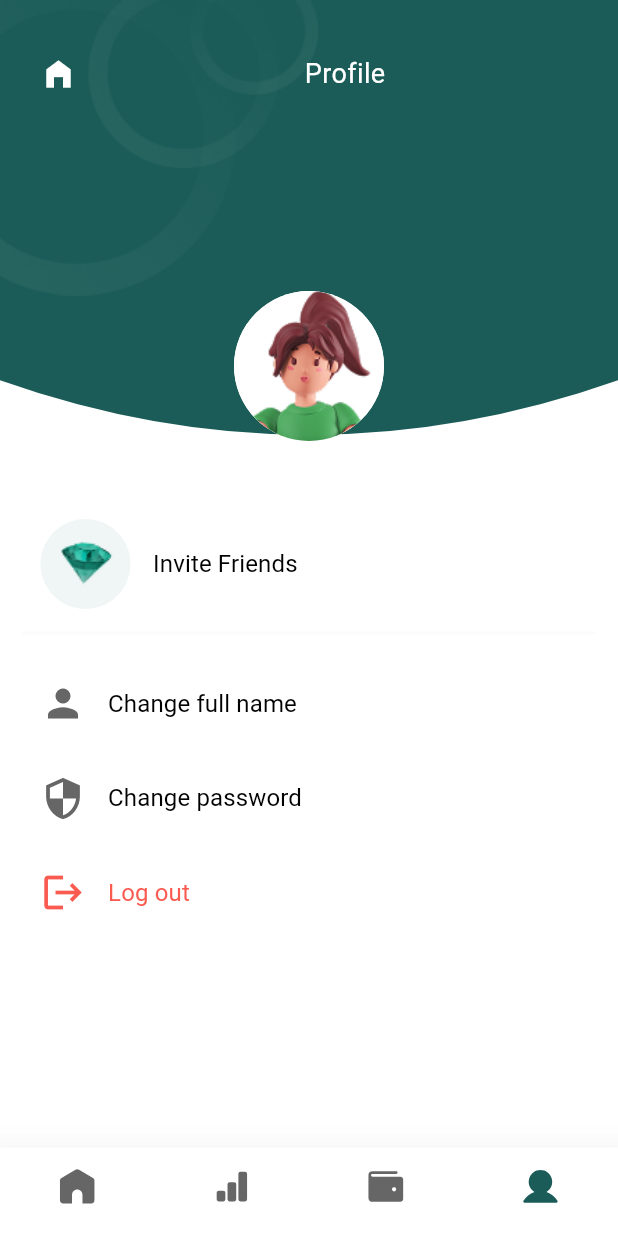
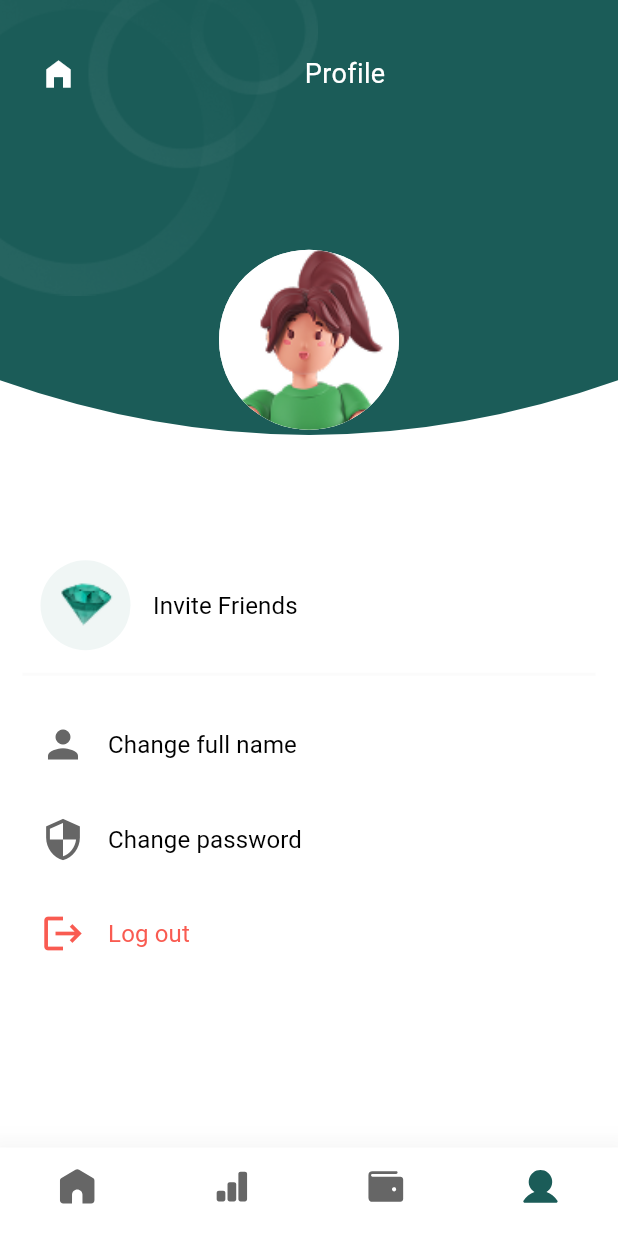
Before and after one commit to fatmakhadidja/mono, a Flutter app: the HomeScreen screen opened by its route, item 4 of the bottom bar chosen, on a phone screen of 412 x 824 dp. Run offline on Flutter 3.47's test engine with Material 3 defaults, Android fonts, the phone set to English and light mode, and no system bars; our stand-ins replace fl_chart, flutter_svg, image_picker, loading_indicator, share_plus, shared_preferences and 1 more; accounts and stored records are empty; network calls fail.

Commit message:
Refactor registration process to accept Base64 image, update profile picture retrieval, and enhance profile page display

```diff
--- a/Frontend/mono/lib/ui/screens/home_screen.dart
+++ b/Frontend/mono/lib/ui/screens/home_screen.dart
@@ -1,5 +1,7 @@
+import 'dart:typed_data';
 import 'package:flutter/material.dart';
 import 'package:mono/core/constants/colors.dart';
+import 'package:mono/core/services/ProfileService.dart';
 import 'package:mono/core/services/WalletService.dart';
 import 'package:mono/models/transaction.dart';
 import 'package:mono/models/wallet.dart';
@@ -19,7 +21,6 @@ class HomeScreen extends StatefulWidget {
 
 class _HomeScreenState extends State<HomeScreen> {
   final WalletService walletService = WalletService();
-
   Wallet myWallet = Wallet(
     balance: 0.0,
     incomeAmount: 0.0,
@@ -29,14 +30,24 @@ class _HomeScreenState extends State<HomeScreen> {
 
   List<Transaction> transactions = [];
   int navIndex = 0;
-  String formattedDate = '';
-
-  bool _isLoading = true; // 🔹 Track loading state
+  bool _isLoading = true;
+  Uint8List? _profilePic;
 
   @override
   void initState() {
     super.initState();
     _loadWallet();
+    _loadProfilePic();
+  }
+
+  Future<void> _loadProfilePic() async {
+    final service = Profileservice();
+    final pic = await service.getProfilePic();
+    if (mounted) {
+      setState(() {
+        _profilePic = pic;
+      });
+    }
   }
 
   Future<void> _loadWallet() async {
@@ -58,7 +69,7 @@ class _HomeScreenState extends State<HomeScreen> {
       HomePage(wallet: myWallet, transactions: myWallet.transactions),
       StatPage(transactions: myWallet.transactions),
       const WalletPage(),
-      const ProfilePage(),
+      ProfilePage(profilePic: _profilePic), // Pass profile picture
     ];
 
     return Scaffold(
@@ -66,7 +77,7 @@ class _HomeScreenState extends State<HomeScreen> {
       backgroundColor: Colors.white,
       body: _isLoading ? const HomeSkeleton() : pages[navIndex],
       bottomNavigationBar: _isLoading
-          ? null // 🔹 hide navbar while loading
+          ? null
           : BottomNavigationBar(
               elevation: 20,
               backgroundColor: Colors.white,
@@ -78,6 +89,7 @@ class _HomeScreenState extends State<HomeScreen> {
                   navIndex = index;
                 });
               },
+              currentIndex: navIndex,
               items: [
                 BottomNavigationBarItem(
                   icon: SvgPicture.asset(
@@ -124,7 +136,6 @@ class _HomeScreenState extends State<HomeScreen> {
                   label: "",
                 ),
               ],
-              currentIndex: navIndex,
             ),
     );
   }
--- a/Frontend/mono/lib/ui/widgets/profile_page.dart
+++ b/Frontend/mono/lib/ui/widgets/profile_page.dart
@@ -1,3 +1,4 @@
+import 'dart:typed_data';
 import 'package:flutter/material.dart';
 import 'package:mono/core/constants/colors.dart';
 import 'package:mono/core/constants/text_styles.dart';
@@ -9,7 +10,9 @@ import 'package:shared_preferences/shared_preferences.dart';
 import 'package:share_plus/share_plus.dart';
 
 class ProfilePage extends StatefulWidget {
-  const ProfilePage({super.key});
+  final Uint8List? profilePic; // Accept picture from HomeScreen
+
+  const ProfilePage({super.key, this.profilePic});
 
   @override
   State<ProfilePage> createState() => _ProfilePageState();
@@ -18,12 +21,14 @@ class ProfilePage extends StatefulWidget {
 class _ProfilePageState extends State<ProfilePage> {
   late String fullName;
   late String email;
+  Uint8List? _profilePic;
 
   @override
   void initState() {
     super.initState();
     fullName = '';
     email = '';
+    _profilePic = widget.profilePic; // Initialize from passed picture
     _loadFullName();
     _loadEmail();
   }
@@ -31,17 +36,21 @@ class _ProfilePageState extends State<ProfilePage> {
   Future<void> _loadFullName() async {
     final prefs = await SharedPreferences.getInstance();
     final savedName = prefs.getString('fullName') ?? '';
+    if (mounted) {
       setState(() {
         fullName = savedName;
       });
+    }
   }
 
   Future<void> _loadEmail() async {
     final prefs = await SharedPreferences.getInstance();
     final savedEmail = prefs.getString('email') ?? '';
+    if (mounted) {
       setState(() {
         email = savedEmail;
       });
+    }
   }
 
   @override
@@ -79,23 +88,22 @@ class _ProfilePageState extends State<ProfilePage> {
                     ),
                   ],
                 ),
-
                 const Spacer(),
-
-                // profile picture
                 Container(
                   decoration: const BoxDecoration(
                     shape: BoxShape.circle,
                     color: AppColors.white,
                   ),
-                  child: const CircleAvatar(
+                  child: CircleAvatar(
                     backgroundColor: Colors.white,
-                    radius: 50,
-                    backgroundImage: AssetImage('assets/images/Profile.png'),
+                    radius: 60,
+                    backgroundImage: _profilePic != null
+                        ? MemoryImage(_profilePic!)
+                        : const AssetImage('assets/images/Profile.png')
+                            as ImageProvider,
                   ),
                 ),
-
-                // full name
+                const SizedBox(height: 10),
                 Text(
                   fullName,
                   style: AppTextStyles.body1(
@@ -103,8 +111,6 @@ class _ProfilePageState extends State<ProfilePage> {
                     fontSize: 16,
                   ),
                 ),
-
-                // email
                 Text(
                   email,
                   style: AppTextStyles.body1(
@@ -112,8 +118,7 @@ class _ProfilePageState extends State<ProfilePage> {
                     fontSize: 14,
                   ),
                 ),
-
-                // invite friends row
+                const SizedBox(height: 25),
                 ProfileRow(
                   widget: CircleAvatar(
                     backgroundColor: const Color(0xffF0F6F5),
@@ -129,12 +134,8 @@ class _ProfilePageState extends State<ProfilePage> {
                     );
                   },
                 ),
-
                 Divider(color: AppColors.lightLightGrey, thickness: 2),
-
                 const SizedBox(height: 15),
-
-                // change full name row
                 ProfileRow(
                   widget: const Icon(
                     Icons.person,
@@ -147,14 +148,10 @@ class _ProfilePageState extends State<ProfilePage> {
                       context,
                       AppRoutes.changeFullName,
                     );
-
-                    _loadFullName(); // reload only the full name after pop
+                    _loadFullName();
                   },
                 ),
-
                 const SizedBox(height: 15),
-
-                // change password row
                 ProfileRow(
                   widget: const Icon(
                     Icons.security,
@@ -181,8 +178,8 @@ class _ProfilePageState extends State<ProfilePage> {
                       builder: (context) {
                         return AlertDialog(
                           backgroundColor: Colors.white,
-                          title: Text("Log out"),
-                          content: Text(
+                          title: const Text("Log out"),
+                          content: const Text(
                             "Are you sure you want to leave the app?",
                           ),
                           actions: [
@@ -190,7 +187,7 @@ class _ProfilePageState extends State<ProfilePage> {
                               onPressed: () {
                                 Navigator.of(context).pop();
                               },
-                              child: Text(
+                              child: const Text(
                                 "Cancel",
                                 style: TextStyle(color: AppColors.darkGrey),
                               ),
@@ -199,7 +196,7 @@ class _ProfilePageState extends State<ProfilePage> {
                               onPressed: () {
                                 AuthService().logout(context);
                               },
-                              child: Text(
+                              child: const Text(
                                 "Log out",
                                 style: TextStyle(color: AppColors.error),
                               ),
```
Also changed, not shown: Frontend/mono/lib/core/services/AuthService.dart (+14 -13 lines), Frontend/mono/lib/core/services/ProfileService.dart (+37 -11 lines), Frontend/mono/lib/ui/screens/register_screen.dart (+71 -16 lines), 5 other files. Lines whose indentation alone changed are shown as unchanged.
